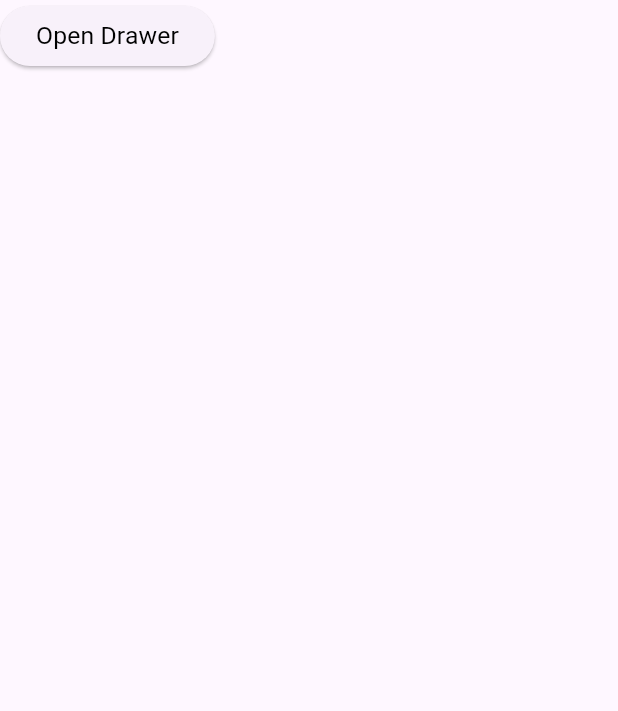
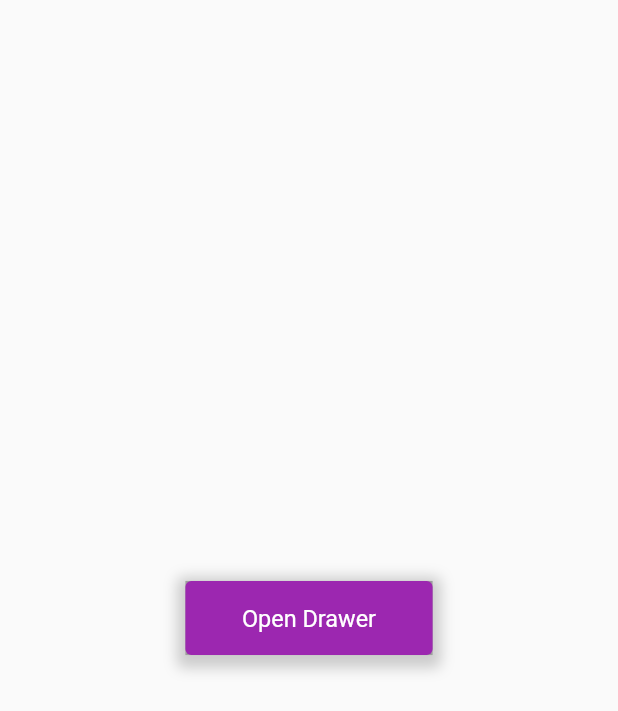
Before and after one commit to M-Talha4/Flutter, a Flutter app: the screen it shows after launch, on a phone screen of 412 x 824 dp. Shown: the top 711 px of the screen. Run offline on Flutter 3.47's test engine with Material 2 defaults, Android fonts, the phone set to English and light mode, and no system bars; our stand-ins replace get.

Commit message:
second commit

```diff
--- a/lib/main.dart
+++ b/lib/main.dart
@@ -1,4 +1,5 @@
 import 'package:flutter/material.dart';
+import 'package:flutter_git/utils/colors.dart';
 import 'routes/routes.dart';
 import 'routes/routes_name.dart';
 import 'package:get/get.dart';
@@ -17,8 +18,10 @@ class MyApp extends StatelessWidget {
       title: 'Custom Widgets',
       debugShowCheckedModeBanner: false,
       theme: ThemeData(
-        colorScheme: ColorScheme.fromSeed(seedColor: Colors.deepPurple),
-        useMaterial3: true,
+        primarySwatch: primaryColor,
+
+        // colorScheme: ColorScheme.fromSeed(seedColor: Colors.deepPurple),
+        // useMaterial3: true,
       ),
       initialRoute: Routes.home,
       getPages: AppRoutes.routes,
--- a/lib/utils/colors.dart
+++ b/lib/utils/colors.dart
@@ -21,7 +21,7 @@ const Color brown = Color(0xFF795548);
 const Color grey = Color(0xFF9E9E9E);
 const Color blueGrey = Color(0xFF607D8B);
 
-MaterialColor primarySwatch = MaterialColor(
+MaterialColor primaryColor = MaterialColor(
   primary.value,
   <int, Color>{
     50: primary.withOpacity(0.1),
--- a/lib/views/homescreen.dart
+++ b/lib/views/homescreen.dart
@@ -1,7 +1,6 @@
 import 'package:flutter/material.dart';
-
+import 'package:flutter_git/widgets/custom_button.dart';
 import '../widgets/custom_drawer.dart';
-import '../widgets/custom_text.dart';
 
 class HomeScreen extends StatelessWidget {
   const HomeScreen({super.key});
@@ -16,11 +15,21 @@ class HomeScreen extends StatelessWidget {
         child: Scaffold(
             key: scaffoldKey,
             drawer: SizedBox(
-                height: height, width: width * 0.75, child: DrawerPage()),
-            body: ElevatedButton(
-                onPressed: () {
-                  scaffoldKey.currentState?.openDrawer();
-                },
-                child: const cText(text: "Open Drawer"))));
+                height: height, width: width * 0.75, child: const DrawerPage()),
+            body: Padding(
+              padding: EdgeInsets.symmetric(
+                  horizontal: width * 0.05, vertical: height * 0.03),
+              child: SizedBox(
+                width: width,
+                height: height,
+                child: Center(
+                  child: RoundRectangularButton(
+                      onTap: () {
+                        scaffoldKey.currentState?.openDrawer();
+                      },
+                      text: "Open Drawer"),
+                ),
+              ),
+            )));
   }
 }
--- a/lib/widgets/custom_button.dart
+++ b/lib/widgets/custom_button.dart
@@ -95,25 +95,25 @@ class RoundRectangularButton extends StatelessWidget {
     final height1 = MediaQuery.of(context).size.height;
 
     return Material(
-      color: Colors.white.withOpacity(0.0),
+      color: transparentBlack,
       child: InkWell(
-        splashColor: Colors.red,
+        splashColor: deepPurple,
         onTap: () {
           onTap;
         },
         child: Container(
           decoration: BoxDecoration(
-              // boxShadow: [
-              //   BoxShadow(
-              //       offset: const Offset(0, 3),
-              //       blurRadius: 7,
-              //       spreadRadius: 5,
-              //       color: Colors.grey.withOpacity(0.5))
-              // ],
-              borderRadius: BorderRadius.circular(borderradius ?? 6),
-              color: bgcolor ?? yellow),
-          width: width ?? width1,
-          height: height ?? height1 * 0.053,
+              boxShadow: [
+                BoxShadow(
+                    offset: const Offset(0, 3),
+                    blurRadius: 7,
+                    spreadRadius: 5,
+                    color: grey.withOpacity(0.5))
+              ],
+              borderRadius: BorderRadius.circular(borderradius ?? 4),
+              color: bgcolor ?? purple),
+          width: width ?? width1 * 0.4,
+          height: height ?? height1 * 0.06,
           child: Center(
             child: Text(
               text,
```
Also changed, not shown: images/headset_drawer.png (deleted), images/home_drawer.png (deleted), images/info_drawer.png (deleted), images/notes_drawer.png (deleted), images/profile_drawer.png (deleted), images/settings_drawer.png (deleted), images/wallet_drawer.png (deleted).
